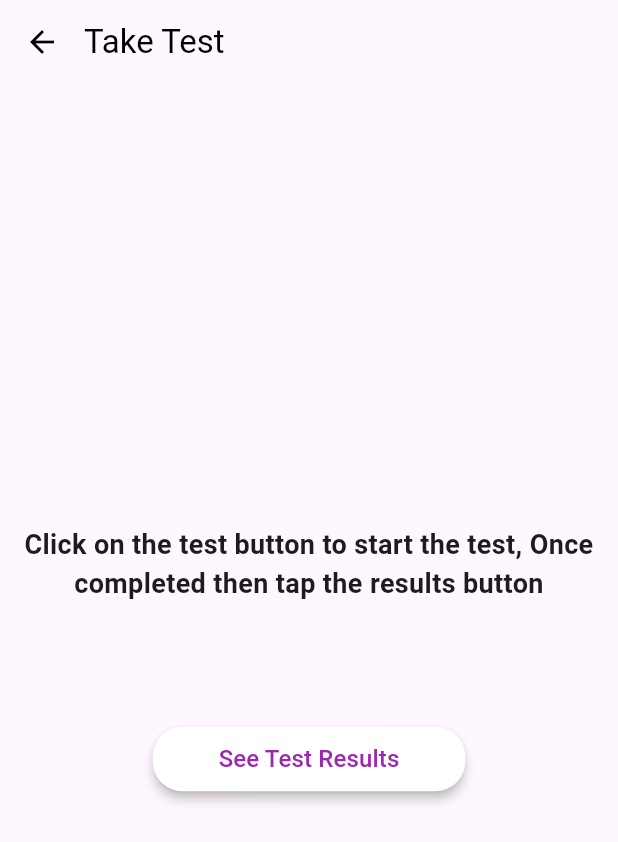
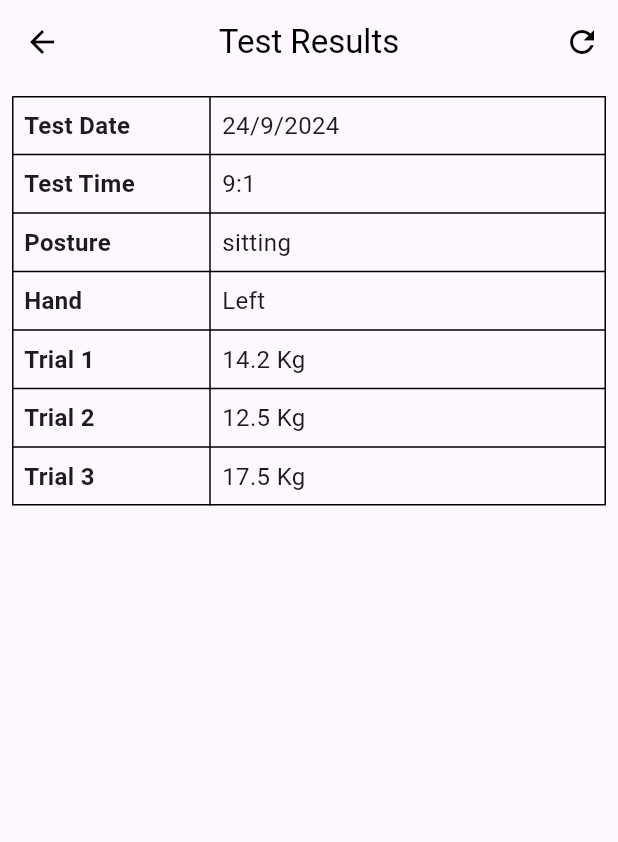
Before and after one commit to KanishkaMohata21/patient, a Flutter app: the TestPage screen opened directly, after a tap on "See Test Results", on a phone screen of 412 x 824 dp. Shown: the top 842 px of the screen. Run offline on Flutter 3.47's test engine with Material 3 defaults, Android fonts, the phone set to English and light mode, and no system bars; our stand-ins replace fl_chart.

Commit message:
first commit

```diff
--- a/lib/screens/Devices.dart
+++ b/lib/screens/Devices.dart
@@ -7,7 +7,7 @@ class Devices extends StatelessWidget {
     return Scaffold(
       backgroundColor: Color.fromRGBO(254, 247, 255, 1), // Custom background color
       appBar: AppBar(
-        title: Center(child: Text('Antriksh')),
+        title: Center(child: Text('VITAL STEP')),
         automaticallyImplyLeading: true, // Re-enabling back button
         leading: IconButton(
           icon: Icon(Icons.arrow_back),
--- a/lib/screens/SignUpScreen.dart
+++ b/lib/screens/SignUpScreen.dart
@@ -67,7 +67,7 @@ class _SignUpScreenState extends State<SignUpScreen> {
               SizedBox(height: 40),
               Center(
                 child: Text(
-                  'ANTRIKSH',
+                  'VITAL STEP',
                   style: TextStyle(
                     fontSize: 32,
                     fontWeight: FontWeight.bold,
--- a/lib/screens/TestPage.dart
+++ b/lib/screens/TestPage.dart
@@ -1,3 +1,4 @@
+import 'package:antriksh/screens/TestResultPage.dart';
 import 'package:flutter/material.dart';
 
 
@@ -36,7 +37,11 @@ class TestPage extends StatelessWidget {
             SizedBox(height: 80), // Increased the space between text and button
             ElevatedButton(
               onPressed: () {
-                // Handle "See Test Results" button action
+                // Navigate to TestResultsPage
+                Navigator.push(
+                  context,
+                  MaterialPageRoute(builder: (context) => TestResultsPage()),
+                );
               },
               style: ElevatedButton.styleFrom(
                 backgroundColor: Colors.white,
--- /dev/null
+++ b/lib/screens/TestResultPage.dart
@@ -0,0 +1,83 @@
+import 'package:flutter/material.dart';
+
+class TestResultsPage extends StatelessWidget {
+  @override
+  Widget build(BuildContext context) {
+    return Scaffold(
+      backgroundColor: Color.fromRGBO(254, 247, 255, 1), // rgba(254,247,255,255)
+      appBar: AppBar(
+        title: Text('Test Results'),
+        centerTitle: true,
+        leading: IconButton(
+          icon: Icon(Icons.arrow_back),
+          onPressed: () {
+            Navigator.pop(context);
+          },
+        ),
+        actions: [
+          IconButton(
+            icon: Icon(Icons.refresh),
+            onPressed: () {
+              // Add refresh logic here
+            },
+          ),
+        ],
+        backgroundColor: Colors.transparent,
+        elevation: 0,
+        foregroundColor: Colors.black, // text and icon color
+      ),
+      body: Padding(
+        padding: const EdgeInsets.all(8.0),
+        child: SingleChildScrollView(  // Allows scrolling if content overflows
+          child: Column(
+            crossAxisAlignment: CrossAxisAlignment.start,  // Aligns content to the start (left)
+            children: [
+              Table(
+                border: TableBorder.all(), // Optional: Adds border to the table
+                columnWidths: const {
+                  0: FlexColumnWidth(1),
+                  1: FlexColumnWidth(2),
+                },
+                children: [
+                  _buildTableRow('Test Date', '24/9/2024'),
+                  _buildTableRow('Test Time', '9:1'),
+                  _buildTableRow('Posture', 'sitting'),
+                  _buildTableRow('Hand', 'Left'),
+                  _buildTableRow('Trial 1', '14.2 Kg'),
+                  _buildTableRow('Trial 2', '12.5 Kg'),
+                  _buildTableRow('Trial 3', '17.5 Kg'),
+                ],
+              ),
+            ],
+          ),
+        ),
+      ),
+    );
+  }
+
+  TableRow _buildTableRow(String key, String value) {
+    return TableRow(
+      children: [
+        Padding(
+          padding: const EdgeInsets.all(8.0),
+          child: Text(
+            key,
+            style: TextStyle(
+              fontSize: 16,
+              fontWeight: FontWeight.bold,
+            ),
+          ),
+        ),
+        Padding(
+          padding: const EdgeInsets.all(8.0),
+          child: Text(
+            value,
+            style: TextStyle(
+              fontSize: 16,
+            ),
+          ),
+        ),
+      ],
+    );
+  }
+}
```
Also changed, not shown: lib/screens/AssesmentDetailsScreen.dart (+85 -36 lines), lib/screens/AssesmentScreen.dart (+57 -7 lines), lib/screens/LoginScreen.dart (+37 -2 lines), lib/screens/homePage1.dart (added, +89 -0 lines), lib/main.dart (line endings or trailing spaces).
